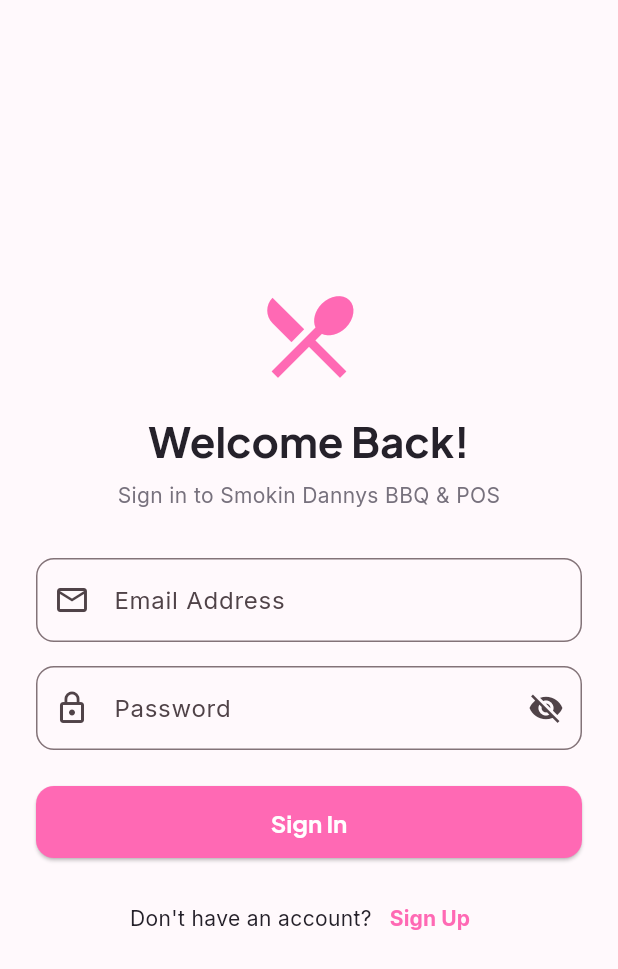
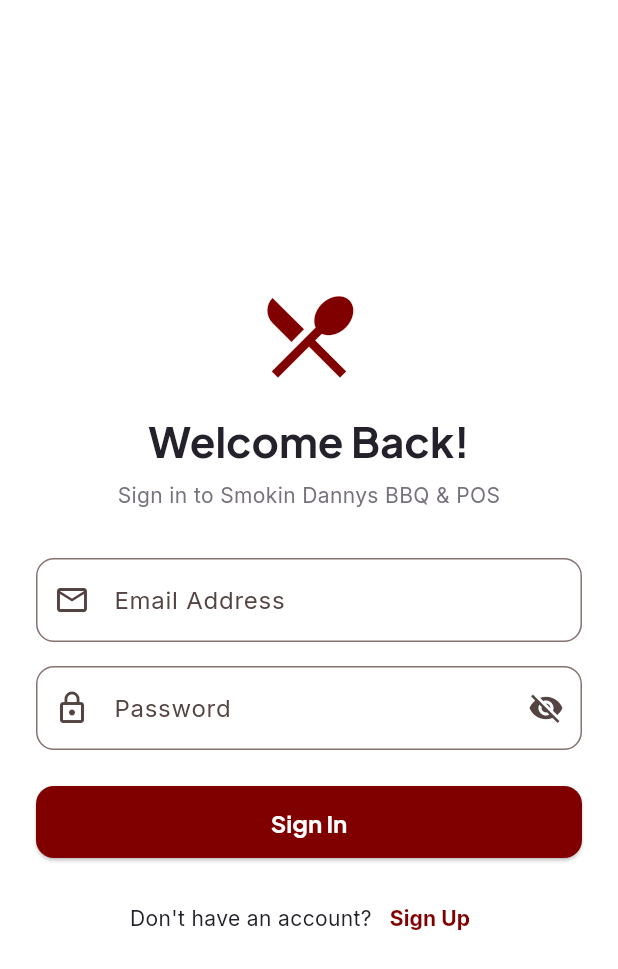
Before and after one commit to dariuscano27-art/smokindannys, a Flutter app: the screen it shows after launch, after a tap on "Get Started", on a phone screen of 412 x 824 dp. Shown: the top 969 px of the screen. Run offline on Flutter 3.47's test engine with Material 3 defaults, Android fonts, the phone set to English and light mode, and no system bars; our stand-ins replace flutter_riverpod, go_router, google_fonts, supabase_flutter; accounts and stored records are empty; network calls fail.

Commit message:
Update app theme to Maroon and White & fix pubspec SDK version
# Conflicts:
#	pubspec.yaml

```diff
--- a/analysis_options.yaml
+++ b/analysis_options.yaml
@@ -14,6 +14,10 @@ analyzer:
     - build/**
     - android/**
     - web/**
+    - ios/**
+    - windows/**
+    - macos/**
+    - linux/**
 
 linter:
   # The lint rules applied to this project can be customized in the
--- a/lib/core/router/app_router.dart
+++ b/lib/core/router/app_router.dart
@@ -5,6 +5,8 @@ import '../../features/auth/presentation/login_screen.dart';
 import '../../features/auth/presentation/signup_screen.dart';
 import '../../features/auth/presentation/terms_screen.dart';
 import '../../features/catalog/presentation/customer_home_screen.dart';
+
+import '../../core/theme/app_theme.dart';
 
 final appRouterProvider = Provider<GoRouter>((ref) {
   return GoRouter(
@@ -59,7 +61,7 @@ class SplashScreen extends StatelessWidget {
         child: Column(
           mainAxisAlignment: MainAxisAlignment.center,
           children: [
-            const Icon(Icons.restaurant_menu, size: 80, color: Color(0xFFFF69B4)),
+            const Icon(Icons.restaurant_menu, size: 80, color: AppTheme.primaryMaroon),
             const SizedBox(height: 16),
             Text(
               'Smokin Dannys',
--- a/lib/core/theme/app_theme.dart
+++ b/lib/core/theme/app_theme.dart
@@ -2,21 +2,25 @@ import 'package:flutter/material.dart';
 import 'package:google_fonts/google_fonts.dart';
 
 class AppTheme {
-  static const Color primaryPink = Color(0xFFFF69B4);
-  static const Color softPink = Color(0xFFFFD6E8);
-  static const Color background = Color(0xFFFFF9FC);
+  static const Color primaryMaroon = Color(0xFF800000);
+  static const Color softMaroon = Color(0xFFF9ECEE);
+  static const Color background = Color(0xFFFFFFFF);
   static const Color surface = Color(0xFFFFFFFF);
   static const Color darkText = Color(0xFF25212A);
   static const Color mutedText = Color(0xFF77717D);
   static const Color errorColor = Color(0xFFE53935);
 
+  // Compatibility aliases
+  static const Color primaryPink = primaryMaroon;
+  static const Color softPink = softMaroon;
+
   static ThemeData get lightTheme {
     return ThemeData(
       useMaterial3: true,
       colorScheme: ColorScheme.fromSeed(
-        seedColor: primaryPink,
-        primary: primaryPink,
-        secondary: softPink,
+        seedColor: primaryMaroon,
+        primary: primaryMaroon,
+        secondary: softMaroon,
         surface: surface,
         error: errorColor,
       ),
@@ -63,12 +67,12 @@ class AppTheme {
         bodySmall: GoogleFonts.inter(color: mutedText),
       ),
       appBarTheme: AppBarTheme(
-        backgroundColor: surface,
-        foregroundColor: darkText,
+        backgroundColor: primaryMaroon,
+        foregroundColor: Colors.white,
         elevation: 0,
         centerTitle: true,
         titleTextStyle: GoogleFonts.plusJakartaSans(
-          color: darkText,
+          color: Colors.white,
           fontSize: 18,
           fontWeight: FontWeight.bold,
         ),
@@ -82,7 +86,7 @@ class AppTheme {
       ),
       elevatedButtonTheme: ElevatedButtonThemeData(
         style: ElevatedButton.styleFrom(
-          backgroundColor: primaryPink,
+          backgroundColor: primaryMaroon,
           foregroundColor: Colors.white,
           textStyle: GoogleFonts.plusJakartaSans(
             fontWeight: FontWeight.bold,
--- a/lib/features/auth/presentation/login_screen.dart
+++ b/lib/features/auth/presentation/login_screen.dart
@@ -80,7 +80,7 @@ class _LoginScreenState extends ConsumerState<LoginScreen> {
                 mainAxisAlignment: MainAxisAlignment.center,
                 crossAxisAlignment: CrossAxisAlignment.stretch,
                 children: [
-                  const Icon(Icons.restaurant_menu, size: 72, color: AppTheme.primaryPink),
+                  const Icon(Icons.restaurant_menu, size: 72, color: AppTheme.primaryMaroon),
                   const SizedBox(height: 16),
                   Text(
                     'Welcome Back!',
@@ -153,7 +153,7 @@ class _LoginScreenState extends ConsumerState<LoginScreen> {
                       const Text("Don't have an account?"),
                       TextButton(
                         onPressed: () => context.push('/signup'),
-                        child: const Text('Sign Up', style: TextStyle(color: AppTheme.primaryPink, fontWeight: FontWeight.bold)),
+                        child: const Text('Sign Up', style: TextStyle(color: AppTheme.primaryMaroon, fontWeight: FontWeight.bold)),
                       ),
                     ],
                   ),
--- a/lib/features/auth/presentation/signup_screen.dart
+++ b/lib/features/auth/presentation/signup_screen.dart
@@ -155,7 +155,7 @@ class _SignupScreenState extends ConsumerState<SignupScreen> {
                     children: [
                       Checkbox(
                         value: _acceptTerms,
-                        activeColor: AppTheme.primaryPink,
+                        activeColor: AppTheme.primaryMaroon,
                         onChanged: (val) => setState(() => _acceptTerms = val ?? false),
                       ),
                       Expanded(
@@ -187,7 +187,7 @@ class _SignupScreenState extends ConsumerState<SignupScreen> {
                       const Text('Already have an account?'),
                       TextButton(
                         onPressed: () => context.pop(),
-                        child: const Text('Sign In', style: TextStyle(color: AppTheme.primaryPink, fontWeight: FontWeight.bold)),
+                        child: const Text('Sign In', style: TextStyle(color: AppTheme.primaryMaroon, fontWeight: FontWeight.bold)),
                       ),
                     ],
                   ),
```
Also changed, not shown: lib/features/catalog/presentation/customer_home_screen.dart (+5 -5 lines), lib/features/catalog/presentation/product_details_screen.dart (+5 -5 lines), pubspec.lock.
